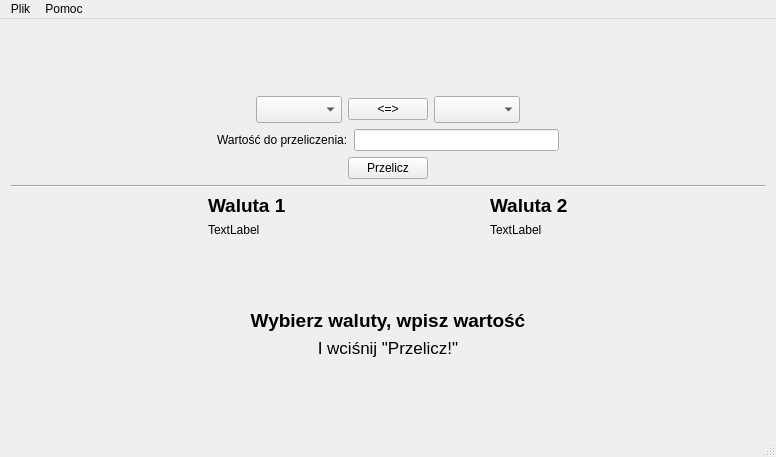
Above: mainwindow.ui from vanbear/KursyWalut before the change. Below: the same form after it.
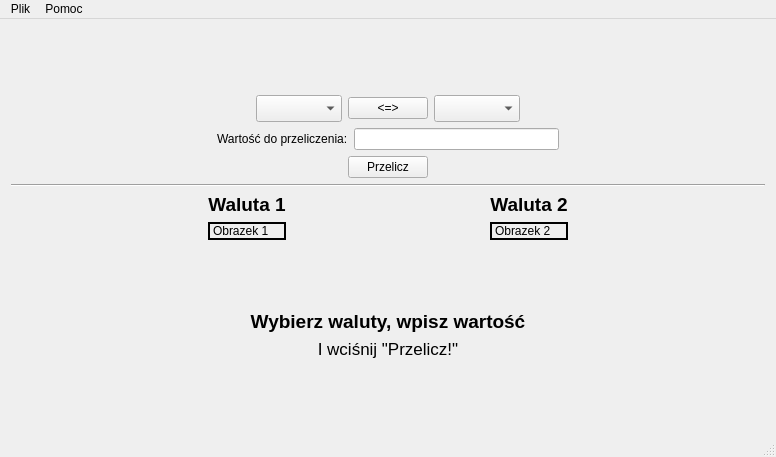
That is the form after the change. Icons and pictures are not drawn.

The edit to the form file:
```diff
--- a/mainwindow.ui
+++ b/mainwindow.ui
@@ -149,6 +149,12 @@
         <property name="text">
          <string>Przelicz</string>
         </property>
+        <property name="autoDefault">
+         <bool>false</bool>
+        </property>
+        <property name="default">
+         <bool>false</bool>
+        </property>
        </widget>
       </item>
       <item>
@@ -202,6 +208,9 @@
           <property name="text">
            <string>Waluta 1</string>
           </property>
+          <property name="alignment">
+           <set>Qt::AlignCenter</set>
+          </property>
          </widget>
         </item>
         <item>
@@ -212,8 +221,20 @@
             <verstretch>0</verstretch>
            </sizepolicy>
           </property>
+          <property name="frameShape">
+           <enum>QFrame::Box</enum>
+          </property>
+          <property name="frameShadow">
+           <enum>QFrame::Plain</enum>
+          </property>
+          <property name="lineWidth">
+           <number>2</number>
+          </property>
+          <property name="midLineWidth">
+           <number>0</number>
+          </property>
           <property name="text">
-           <string>TextLabel</string>
+           <string>Obrazek 1</string>
           </property>
          </widget>
         </item>
@@ -246,12 +267,27 @@
           <property name="text">
            <string>Waluta 2</string>
           </property>
+          <property name="alignment">
+           <set>Qt::AlignCenter</set>
+          </property>
          </widget>
         </item>
         <item>
          <widget class="QLabel" name="label_showPic2">
+          <property name="sizePolicy">
+           <sizepolicy hsizetype="Preferred" vsizetype="Preferred">
+            <horstretch>0</horstretch>
+            <verstretch>0</verstretch>
+           </sizepolicy>
+          </property>
+          <property name="frameShape">
+           <enum>QFrame::Box</enum>
+          </property>
+          <property name="lineWidth">
+           <number>2</number>
+          </property>
           <property name="text">
-           <string>TextLabel</string>
+           <string>Obrazek 2</string>
           </property>
          </widget>
         </item>
```
Left out of the diff: 17 changed lines with no effect on the pictures.
